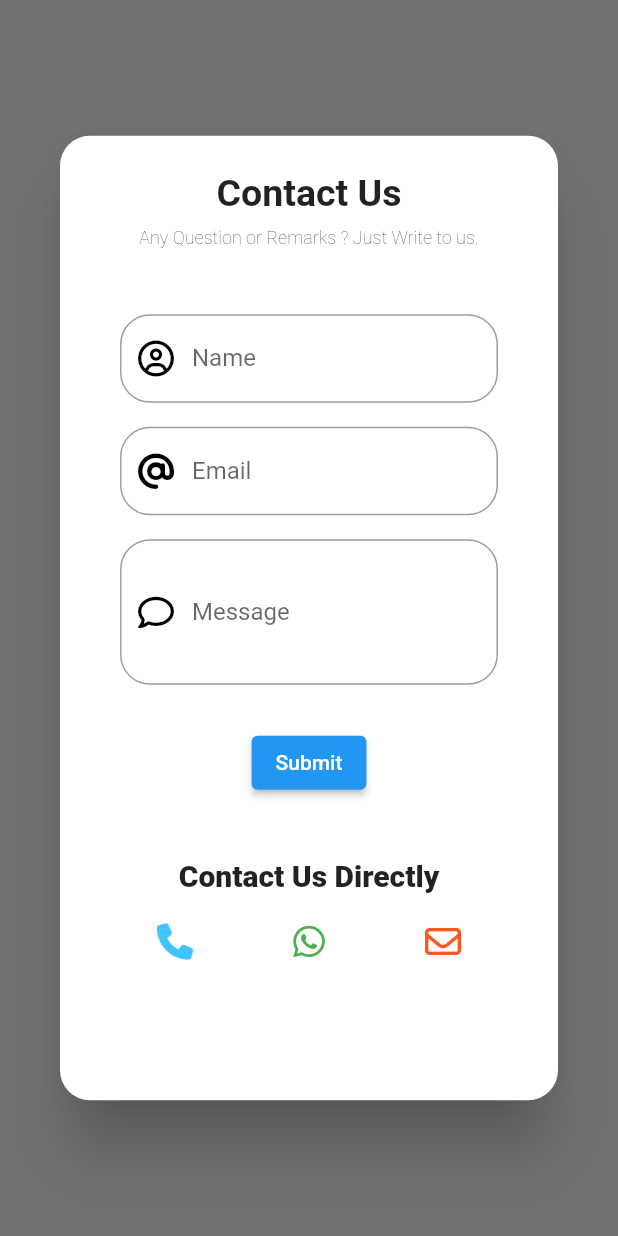
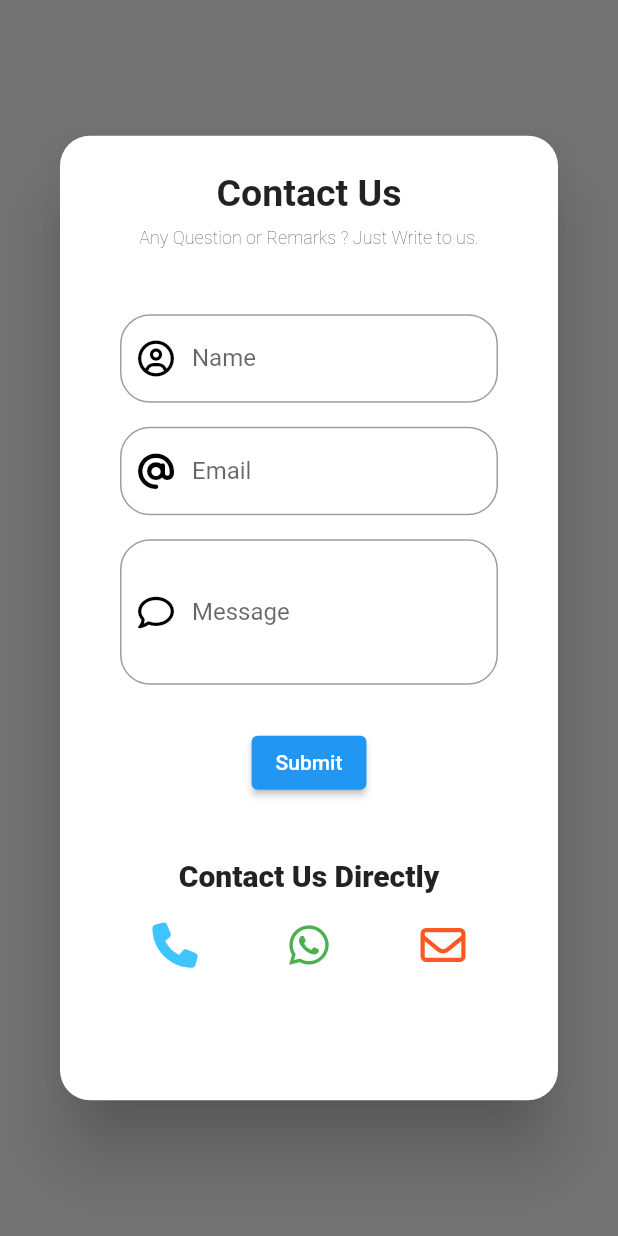
Before and after one commit to Sumit401/go_grocery_firebase_flutter, a Flutter app: what dialogbox_contactus() shows on an empty page, opened directly, on a phone screen of 412 x 824 dp. Run offline on Flutter 3.47's test engine with Material 2 defaults, Android fonts, the phone set to English and light mode, and no system bars; our stand-ins replace animated_splash_screen, carousel_slider, cloud_firestore, firebase_auth, firebase_core, fluttertoast and 6 more; missing offline and left inert: razorpay_flutter; accounts and stored records are empty; network calls fail.

Commit message:
Version 1.0

```diff
--- a/lib/grocery_list/grocery_list.dart
+++ b/lib/grocery_list/grocery_list.dart
@@ -1,3 +1,4 @@
+import 'package:cabs/grocery_list/alert_dialog.dart';
 import 'package:cloud_firestore/cloud_firestore.dart';
 import 'package:flutter/material.dart';
 import 'package:font_awesome_flutter/font_awesome_flutter.dart';
@@ -13,6 +14,7 @@ Widget grocery_list(
     children: [
       Padding(
         padding: const EdgeInsets.all(8.0),
+        child: InkWell(
           child: Card(
             elevation: 20,
             shape:
@@ -112,6 +114,10 @@ Widget grocery_list(
               ),
             ),
           ),
+          onTap: () {
+            alert_dialog(context,snapshot,index);
+          },
+        ),
       ),
     ],
   );
--- a/lib/payment_checkout/payment.dart
+++ b/lib/payment_checkout/payment.dart
@@ -9,6 +9,7 @@ String userName = "";
 String userEmail = "";
 String userContactno = "";
 String userAddress = "";
+var MONTHS = ["Jan", "Feb", "Mar", "Apr", "May", "Jun", "Jul", "Aug", "Sep", "Oct", "Nov", "Dec"];
 
 void payment_razorpay(
     int totalPayableAmountLoc,
@@ -59,12 +60,13 @@ Future<void> handlePaymentSuccessResponse(
     "email": userEmail,
     "item_no": no_of_items,
     "address": userAddress,
+    "date" : "${MONTHS[DateTime.now().month-1]}  ${DateTime.now().day} , ${DateTime.now().year} ${DateTime.now().hour}:${DateTime.now().minute}",
     "cart_price": totalPayableAmount,
     "payment_id": response.paymentId,
     "response_id": response.orderId,
     "signature": response.signature,
   };
-  firebase_auth.doc().set(orderData);
+  firebase_auth.doc().set(orderData); // Set order_data to firebase
 
 }
 
--- a/lib/profile/dialog_box.dart
+++ b/lib/profile/dialog_box.dart
@@ -1,12 +1,14 @@
-
+import 'package:url_launcher/url_launcher.dart';
 import 'package:flutter/material.dart';
 import 'package:font_awesome_flutter/font_awesome_flutter.dart';
+import 'package:url_launcher/url_launcher_string.dart';
 
 Future dialogbox_aboutus(BuildContext context){
   return (showDialog(
       context: context,
       builder: (BuildContext context) {
         return AlertDialog(
+          scrollable: true,
           shape: const RoundedRectangleBorder(
               borderRadius: BorderRadius.all(
                   Radius.circular(20))),
@@ -41,6 +43,11 @@ Future dialogbox_contactus(BuildContext context) {
       context: context,
       builder: (BuildContext context) {
         return AlertDialog(
+          scrollable: true,
+          alignment: Alignment.center,
+          elevation: 20,
+          iconPadding:
+          EdgeInsets.symmetric(vertical: 20),
           shape: const RoundedRectangleBorder(
               borderRadius: BorderRadius.all(
                   Radius.circular(20))),
@@ -102,19 +109,45 @@ Future dialogbox_contactus(BuildContext context) {
                     ),
                     Row(
                       mainAxisAlignment: MainAxisAlignment.spaceAround,
-                      children: const [
-                        Icon(FontAwesomeIcons.phone, color: Colors.lightBlueAccent),
-                        Icon(FontAwesomeIcons.whatsapp, color: Colors.green),
-                        Icon(FontAwesomeIcons.envelope, color: Colors.deepOrange),
+                      children: [
+                        InkWell(
+                            child: Icon(
+                              FontAwesomeIcons.phone,
+                              color: Colors.lightBlueAccent,
+                              size: 30,
+                            ),
+                            onTap: () async {
+                              String call_to = "tel:8210794699";
+                              await launchUrlString(call_to,
+                                  mode: LaunchMode.externalApplication);
+                            }),
+                        InkWell(
+                            child: Icon(FontAwesomeIcons.whatsapp,
+                                color: Colors.green, size: 30),
+                            onTap: () async {
+                              String whatsapp = "https://wa.me/918210794699";
+                              await launchUrlString(whatsapp,
+                                  mode: LaunchMode.externalApplication);
+                              //LaunchMode.externalApplication;
+                            }),
+                        InkWell(
+                            child: Icon(
+                              FontAwesomeIcons.envelope,
+                              color: Colors.deepOrange,
+                              size: 30,
+                            ),
+                            onTap: () async {
+                              String mail_url =
+                                  "mailto:sumitsinha401@gmail.com";
+                              await launchUrlString(mail_url,
+                                  mode: LaunchMode.externalApplication);
+                            }),
                       ],
                     )
                   ],
                 ),
               )
           ),
-          elevation: 20,
-          iconPadding:
-          EdgeInsets.symmetric(vertical: 20),
         );
       }));
 }
--- a/pubspec.yaml
+++ b/pubspec.yaml
@@ -49,6 +49,7 @@ dependencies:
   razorpay_flutter: ^1.3.4
   animated_splash_screen: ^1.3.0
   carousel_slider: ^4.2.1
+  url_launcher: ^6.1.7
 
 dev_dependencies:
   flutter_test:
```
Also changed, not shown: lib/grocery_list/alert_dialog.dart (added, +31 -0 lines), lib/payment_checkout/price_detail_checkout.dart (+3 -5 lines), lib/profile/get_orders_list.dart (+62 -9 lines), lib/profile/my_orders.dart (+2 -6 lines), pubspec.lock, 5 other files. Lines whose indentation alone changed are shown as unchanged.
